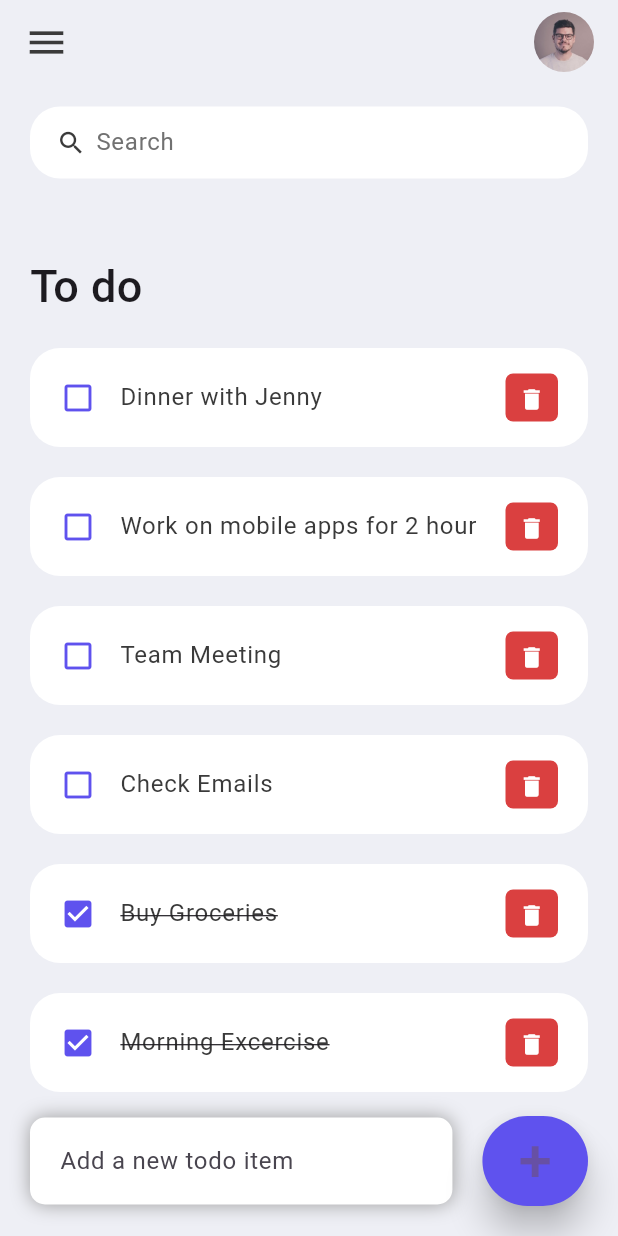
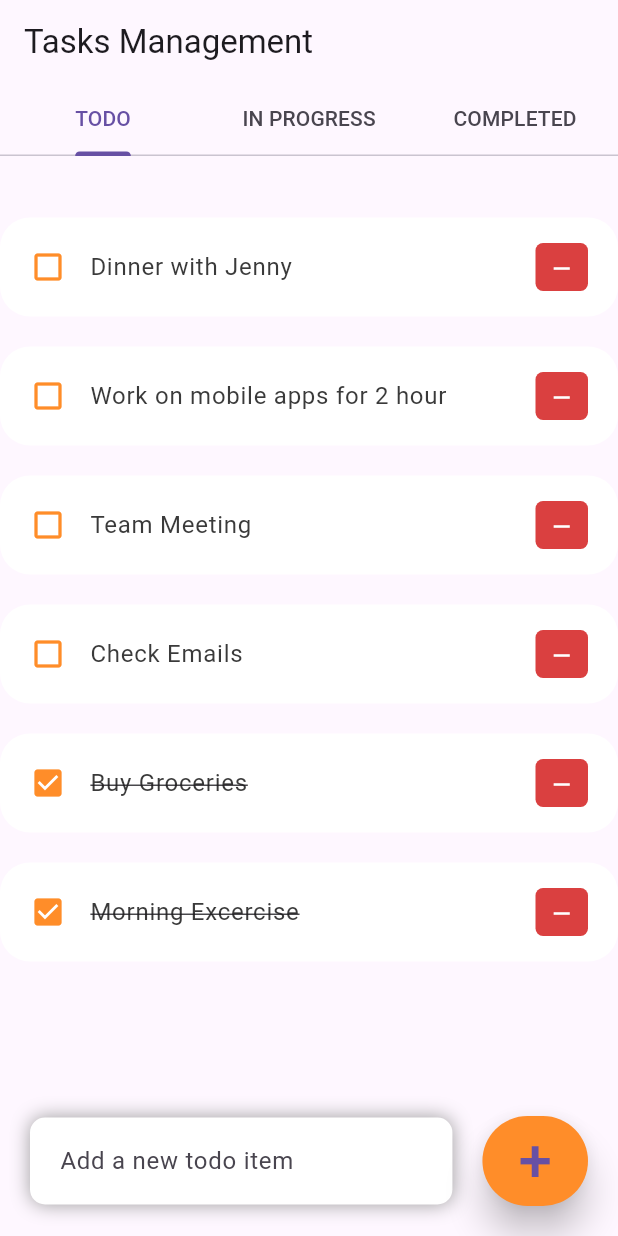
Before and after one commit to idsalma/CoWorking_Mobile, a Flutter app: the screen it shows after launch, on a phone screen of 412 x 824 dp. Run offline on Flutter 3.47's test engine with Material 3 defaults, Android fonts, the phone set to English and light mode, and no system bars.

Commit message:
add tabs status item

```diff
--- a/lib/constants/colors.dart
+++ b/lib/constants/colors.dart
@@ -1,7 +1,7 @@
 import 'package:flutter/material.dart';
 
 const Color tdRed = Color(0xFFDA4040);
-const Color tdBlue = Color(0xFF5F52EE);
+const Color tdBlue = Color(0xFFFF8D29);
 
 const Color tdBlack = Color(0xFF3A3A3A);
 const Color tdGrey = Color(0xFF717171);
--- a/lib/screens/home.dart
+++ b/lib/screens/home.dart
@@ -1,19 +1,22 @@
+import 'package:flutter/cupertino.dart';
 import 'package:flutter/material.dart';
+import 'package:flutter/widgets.dart';
 
 import '../model/todo.dart';
 import '../constants/colors.dart';
 import '../widgets/todo_item.dart';
 
 class Home extends StatefulWidget {
-  Home({Key? key}) : super(key: key);
+  const Home({Key? key}) : super(key: key);
 
   @override
   State<Home> createState() => _HomeState();
 }
 
 class _HomeState extends State<Home> {
-
-  // attributs de la class
+  static const String TODO = "TODO";
+  static const String IN_PROGRESS = "IN PROGRESS";
+  static const String COMPLETED = "COMPLETED";
   final todosList = ToDo.todoList();
   List<ToDo> _foundToDo = [];
   final _todoController = TextEditingController();
@@ -26,48 +29,70 @@ class _HomeState extends State<Home> {
 
   @override
   Widget build(BuildContext context) {
-    return Scaffold(
-      backgroundColor: tdBGColor,
-      appBar: _buildAppBar(),
-      body: Stack(
-        children: [
-          Container(
-            padding: const EdgeInsets.symmetric(
-              horizontal: 20,
-              vertical: 15,
+    return DefaultTabController(
+      length: 3,
+      child: Scaffold(
+        appBar: AppBar(
+          bottom: const TabBar(
+            tabs: [
+              Tab(
+                text: TODO,
               ),
-            child: Column(
-              children: [
-                searchBox(),
-                Expanded(
-                  child: ListView(
-                    children: [
-                      Container(
-                        margin: const EdgeInsets.only(
-                          top: 50,
-                          bottom: 20,
+              Tab(
+                text: IN_PROGRESS,
               ),
-                        child: const Text(
-                          'To do',
-                          style: TextStyle(
-                            fontSize: 30,
-                            fontWeight: FontWeight.w500,
-                          ),
-                        ),
-                      ),
-                      for (ToDo todoo in _foundToDo.reversed)
-                        ToDoItem(
-                          todo: todoo,
-                          onToDoChanged: _handleToDoChange,
-                          onDeleteItem: _deleteToDoItem,
+              Tab(
+                text: COMPLETED,
               ),
             ],
           ),
-                )
+          title: const Text(
+            'Tasks Management',
+          ),
+        ),
+        body: TabBarView(
+          children: [
+            getWidgetWithStatus(TODO),
+            getWidgetWithStatus(IN_PROGRESS),
+            getWidgetWithStatus(COMPLETED),
           ],
         ),
       ),
-          Align(
+    );
+  }
+
+  void _handleToDoChange(ToDo todo) {
+    setState(() {
+      todo.isDone = !todo.isDone;
+    });
+  }
+
+  void _deleteToDoItem(String id) {
+    setState(() {
+      todosList.removeWhere((item) => item.id == id);
+    });
+  }
+
+  String? _getStatusToDoItem(String id) {
+    return todosList.where((item) => item.id == id).single.status;
+  }
+
+  void _changeToDoItemStatus(String id) {
+    _dialogBuilder(context, id);
+  }
+
+  void _addToDoItem(String toDo) {
+    setState(() {
+      todosList.add(ToDo(
+        id: DateTime.now().millisecondsSinceEpoch.toString(),
+        todoText: toDo,
+      ));
+    });
+    _todoController.clear();
+  }
+
+  Widget widgetAddTodoItem() {
+    return Align(
       alignment: Alignment.bottomCenter,
       child: Row(children: [
         Expanded(
@@ -96,8 +121,7 @@ class _HomeState extends State<Home> {
             child: TextField(
               controller: _todoController,
               decoration: const InputDecoration(
-                        hintText: 'Add a new todo item',
-                        border: InputBorder.none),
+                  hintText: 'Add a new todo item', border: InputBorder.none),
             ),
           ),
         ),
@@ -107,115 +131,121 @@ class _HomeState extends State<Home> {
             right: 20,
           ),
           child: ElevatedButton(
+            onPressed: () {
+              if(_todoController.text.isNotEmpty) {
+                _addToDoItem(_todoController.text);
+              }
+            },
+            style: ElevatedButton.styleFrom(
+              backgroundColor: tdBlue,
+              minimumSize: const Size(60, 60),
+              elevation: 10,
+            ),
             child: const Text(
               '+',
               style: TextStyle(
                 fontSize: 40,
               ),
             ),
-                  onPressed: () {
-                    _addToDoItem(_todoController.text);
-                  },
-                  style: ElevatedButton.styleFrom(
-                    backgroundColor: tdBlue,
-                    minimumSize: const Size(60, 60),
-                    elevation: 10,
-                  ),
-                ),
-              ),
-            ]),
-          ),
-        ],
-      ),
-    );
-  }
-
-  void _handleToDoChange(ToDo todo) {
-    setState(() {
-      todo.isDone = !todo.isDone;
-    });
-  }
-
-  void _deleteToDoItem(String id) {
-    setState(() {
-      todosList.removeWhere((item) => item.id == id);
-    });
-  }
-
-  void _addToDoItem(String toDo) {
-    setState(() {
-      todosList.add(ToDo(
-        id: DateTime.now().millisecondsSinceEpoch.toString(),
-        todoText: toDo,
-      ));
-    });
-    _todoController.clear();
-  }
-
-  void _runFilter(String enteredKeyword) {
-    List<ToDo> results = [];
-    if (enteredKeyword.isEmpty) {
-      results = todosList;
-    } else {
-      results = todosList
-          .where((item) => item.todoText!
-              .toLowerCase()
-              .contains(enteredKeyword.toLowerCase()))
-          .toList();
-    }
-
-    setState(() {
-      _foundToDo = results;
-    });
-  }
-
-  Widget searchBox() {
-    return Container(
-      padding: const EdgeInsets.symmetric(horizontal: 15),
-      decoration: BoxDecoration(
-        color: Colors.white,
-        borderRadius: BorderRadius.circular(20),
-      ),
-      child: TextField(
-        onChanged: (value) => _runFilter(value),
-        decoration: const InputDecoration(
-          contentPadding: EdgeInsets.all(0),
-          prefixIcon: Icon(
-            Icons.search,
-            color: tdBlack,
-            size: 20,
-          ),
-          prefixIconConstraints: BoxConstraints(
-            maxHeight: 20,
-            minWidth: 25,
-          ),
-          border: InputBorder.none,
-          hintText: 'Search',
-          hintStyle: TextStyle(color: tdGrey),
-        ),
-      ),
-    );
-  }
-
-  AppBar _buildAppBar() {
-    return AppBar(
-      backgroundColor: tdBGColor,
-      elevation: 0,
-      title: Row(mainAxisAlignment: MainAxisAlignment.spaceBetween, children: [
-        const Icon(
-          Icons.menu,
-          color: tdBlack,
-          size: 30,
-        ),
-        Container(
-          height: 40,
-          width: 40,
-          child: ClipRRect(
-            borderRadius: BorderRadius.circular(20),
-            child: Image.asset('assets/images/avatar.jpeg'),
           ),
         ),
       ]),
     );
   }
+
+  Widget getWidgetWithStatus(String status) {
+    return Column(
+      children: [
+        Expanded(
+          child: ListView(
+            children: [
+              Container(
+                padding: const EdgeInsets.all(10.0),
+                child: const Text(
+                  '',
+                ),
+              ),
+              for (ToDo todoo in _foundToDo
+                  .where((todo) => todo.status == status)
+                  .toList()
+                  .reversed)
+                ToDoItem(
+                  todo: todoo,
+                  onToDoChanged: _handleToDoChange,
+                  onDeleteItem: _deleteToDoItem,
+                  onLongPressItem: _changeToDoItemStatus,
+                ),
+            ],
+          ),
+        ),
+        widgetAddTodoItem()
+      ],
+    );
   }
+
+  Future<void> _dialogBuilder(BuildContext context, String idItem) {
+    return showDialog<void>(
+      context: context,
+      builder: (BuildContext context) {
+        return AlertDialog(
+          content: const Text(
+            'YOU WANT TO CHANGE THIS TASK TO ?',
+          ),
+          actions: <Widget>[
+            TextButton(
+              style: TextButton.styleFrom(
+                textStyle: Theme.of(context).textTheme.labelLarge,
+              ),
+              onPressed: _getStatusToDoItem(idItem) == TODO
+                  ? null
+                  : () {
+                      setState(() {
+                        todosList
+                            .where((item) => item.id == idItem)
+                            .single
+                            .status = TODO;
+                      });
+                      Navigator.of(context).pop();
+                    },
+              child: const Text(TODO),
+            ),
+            TextButton(
+              style: TextButton.styleFrom(
+                textStyle: Theme.of(context).textTheme.labelLarge,
+              ),
+              onPressed: _getStatusToDoItem(idItem) == IN_PROGRESS
+                  ? null
+                  : () {
+                      setState(() {
+                        todosList
+                            .where((item) => item.id == idItem)
+                            .single
+                            .status = IN_PROGRESS;
+                      });
+                      Navigator.of(context).pop();
+                    },
+              child: const Text(IN_PROGRESS),
+            ),
+            TextButton(
+              style: TextButton.styleFrom(
+                textStyle: Theme.of(context).textTheme.labelLarge,
+              ),
+              onPressed: _getStatusToDoItem(idItem) == COMPLETED
+                  ? null
+                  : () {
+                      setState(() {
+                        todosList
+                            .where((item) => item.id == idItem)
+                            .single
+                            .status = COMPLETED;
+                      });
+                      Navigator.of(context).pop();
+                    },
+              child: const Text(COMPLETED),
+            ),
+          ],
+        );
+      },
+    );
+  }
+}
--- a/lib/widgets/todo_item.dart
+++ b/lib/widgets/todo_item.dart
@@ -7,12 +7,14 @@ class ToDoItem extends StatelessWidget {
   final ToDo todo;
   final onToDoChanged;
   final onDeleteItem;
+  final onLongPressItem;
 
   const ToDoItem({
     Key? key,
     required this.todo,
     required this.onToDoChanged,
     required this.onDeleteItem,
+    required this.onLongPressItem,
   }) : super(key: key);
 
   @override
@@ -21,8 +23,10 @@ class ToDoItem extends StatelessWidget {
       margin: const EdgeInsets.only(bottom: 20),
       child: ListTile(
         onTap: () {
-          // print('Clicked on Todo Item.');
           onToDoChanged(todo);
+        },
+        onLongPress: () {
+          onLongPressItem(todo.id);
         },
         shape: RoundedRectangleBorder(
           borderRadius: BorderRadius.circular(20),
@@ -53,7 +57,7 @@ class ToDoItem extends StatelessWidget {
           child: IconButton(
             color: Colors.white,
             iconSize: 18,
-            icon: const Icon(Icons.delete),
+            icon: const Icon(Icons.remove),
             onPressed: () {
               // print('Clicked on delete icon');
               onDeleteItem(todo.id);
```
Lines whose indentation alone changed are shown as unchanged.
